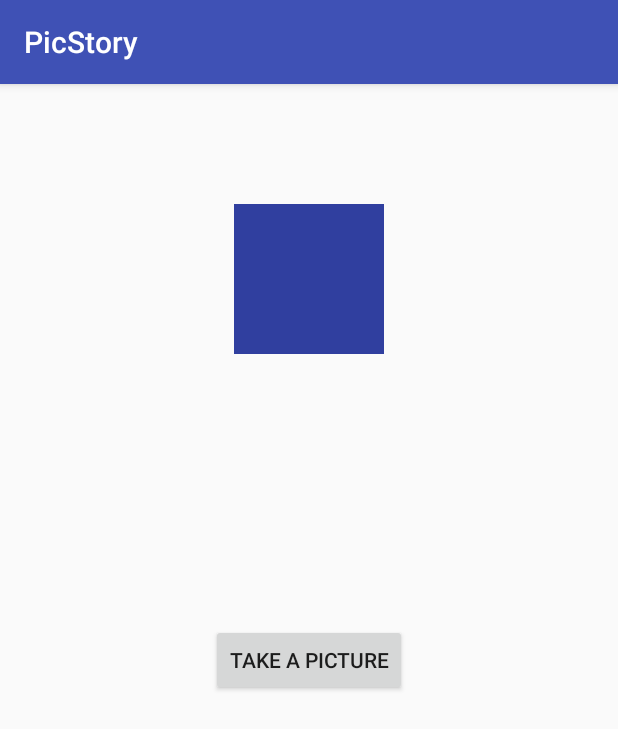
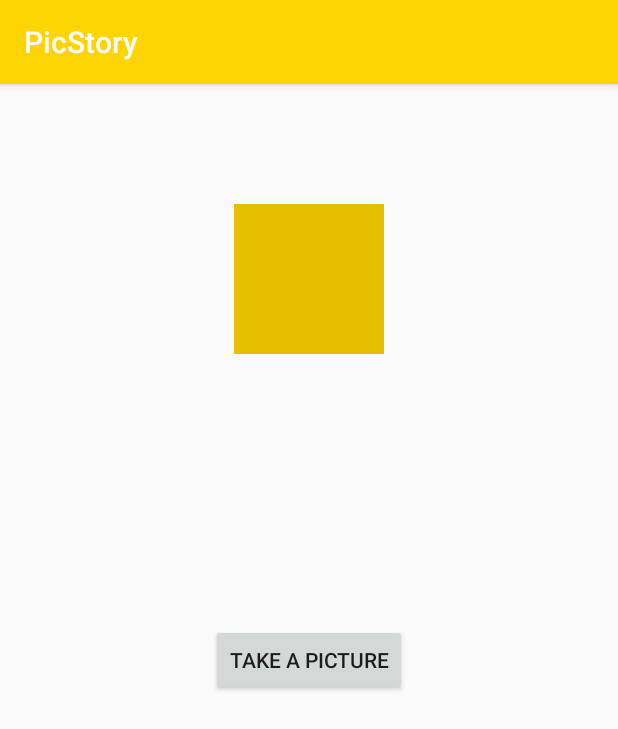
Before and after one commit to deephack18/picstory-android, an Android app: the HPFActivity screen opened directly, with no data from a screen before it, on a phone screen of 412 x 824 dp. Shown: the top 729 px of the screen. Run offline under Robolectric (Android 15) with nearby library versions, the light colour scheme and no system bars; 1 statement that could not run was skipped.

Commit message:
more updates 6.18

```diff
--- a/app/src/main/java/com/anjandash/weventure/MainActivity.java
+++ b/app/src/main/java/com/anjandash/weventure/MainActivity.java
@@ -66,6 +66,8 @@ public class MainActivity extends AppCompatActivity {
     @Override
     protected void onCreate(Bundle savedInstanceState) {
         super.onCreate(savedInstanceState);
+
+        getActionBar().hide();
 
         intromanager = new Intromanager(this);
         if(!intromanager.Check()){
--- a/app/src/main/res/values/colors.xml
+++ b/app/src/main/res/values/colors.xml
@@ -1,8 +1,8 @@
 <?xml version="1.0" encoding="utf-8"?>
 <resources>
-    <color name="colorPrimary">#3f51b5</color>
-    <color name="colorPrimaryDark">#303f9f</color>
-    <color name="colorAccent">#ff4081</color>
+    <color name="colorPrimary">#ffd400</color>
+    <color name="colorPrimaryDark">#e6bf00</color>
+    <color name="colorAccent">#565656</color>
 
 
     <color name="dot_dark_screen1">#9a9a9a</color>
```
Also changed, not shown: app/src/main/res/drawable/re1.png (added), app/src/main/res/drawable/re2.png (added), app/src/main/res/drawable/re3.png (added).
